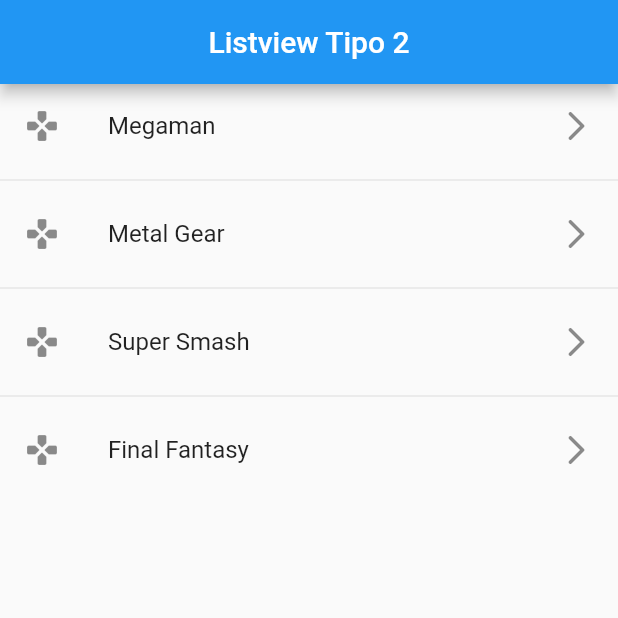
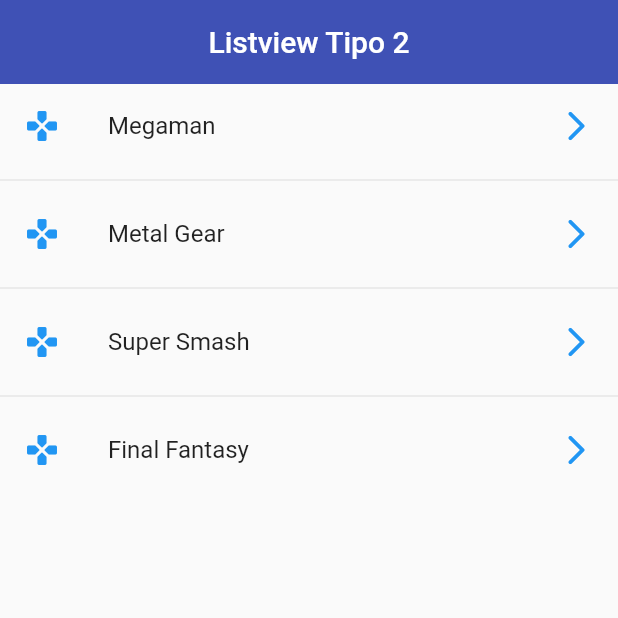
Before and after one commit to clatorrep/flutter_udemy, a Flutter app: the screen it shows after launch, on a phone screen of 412 x 824 dp, the top half of it. Run offline on Flutter 3.47's test engine with Material 2 defaults, Android fonts, the light colour scheme and no system bars.

Commit message:
UPDATE LISTVIEW 2 - make list tile tappable - change colors of icons and appBar

```diff
--- a/lib/screen/listview2_screen.dart
+++ b/lib/screen/listview2_screen.dart
@@ -11,6 +11,8 @@
         title: const Center(
           child: Text('Listview Tipo 2'),
         ),
+        elevation: 0,
+        backgroundColor: Colors.indigo,
       ),
 
       // ListView.builder() doesn't have separatorBuilder
@@ -18,7 +20,9 @@
         itemBuilder: (context, index) => ListTile(
           title: Text(games[index]),
           leading: const Icon(Icons.gamepad_rounded),
+          iconColor: Colors.blue,
           trailing: const Icon(Icons.arrow_forward_ios_rounded),
+          onTap: () {},
         ),
         separatorBuilder: (_, __) => const Divider(),
         itemCount: games.length,
```
